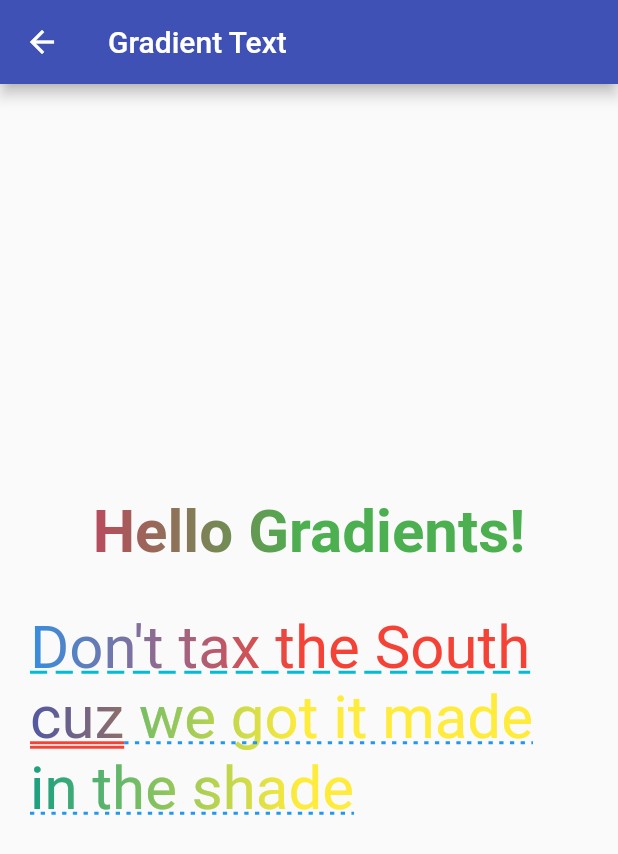
After one commit to vico-aguado/MyExamplesApp, a Flutter app: the GradientText screen opened by its route, on a phone screen of 412 x 824 dp. The commit adds this screen. Shown: the top 854 px of the screen. Run offline on Flutter 3.47's test engine with Material 2 defaults, Android fonts, the phone set to English and light mode, and no system bars; network calls fail.

Commit message:
2: Gradient Text

```diff
--- a/lib/src/app.dart
+++ b/lib/src/app.dart
@@ -1,5 +1,5 @@
 import 'package:flutter/material.dart';
-
+import 'package:my_examples_app/src/pages/gradientText_page.dart';
 import 'package:my_examples_app/src/pages/home_page.dart';
 import 'package:my_examples_app/src/pages/test_page.dart';
 
@@ -15,7 +15,7 @@ class App extends StatelessWidget {
         home: Home(),
         initialRoute: '/',
         routes: {
-          '/screen1': (BuildContext context) => TestPage(),
+          '/gradient': (BuildContext context) => GradientText(),
           '/screen2': (BuildContext context) => TestPage(),
         },
       );
--- a/lib/src/data/repositories/static/examplesList.json
+++ b/lib/src/data/repositories/static/examplesList.json
@@ -1,10 +1,10 @@
 {
     "examples": [
         {
-            "title":"Uno",
-            "image":"https://cdn2.iconfinder.com/data/icons/business-office-icons/256/To-do_List-512.png",
-            "description":"Lorem ipsum",
-            "route":"/screen1"
+            "title":"Gradient Text",
+            "image":"https://cdn.iconscout.com/icon/free/png-256/pixel-gradient-screen-function-effect-31942.png",
+            "description":"Make a gradient text",
+            "route":"/gradient"
         },
         {
             "title":"Dos",
--- /dev/null
+++ b/lib/src/pages/gradientText_page.dart
@@ -0,0 +1,107 @@
+import 'package:flutter/material.dart';
+
+class GradientText extends StatefulWidget {
+  _GradientTextState createState() => _GradientTextState();
+}
+
+class _GradientTextState extends State<GradientText> {
+  //
+  // a key to set on our Text widget, so we can measure later
+  GlobalKey myTextKey = GlobalKey();
+  // a RenderBox object to use in state
+  RenderBox myTextRenderBox;
+
+  Shader getTextGradient(RenderBox renderBox, Color firstColor, Color secondColor) {
+    if (renderBox == null) return null;
+    return LinearGradient(
+      colors: <Color>[firstColor, secondColor],
+    ).createShader(Rect.fromLTWH(
+        renderBox.localToGlobal(Offset.zero).dx,
+        renderBox.localToGlobal(Offset.zero).dy,
+        renderBox.size.width,
+        renderBox.size.height));
+  }
+
+  Shader getLinearGradient(Color firstColor, Color secondColor){
+    return LinearGradient(
+    colors: <Color>[firstColor, secondColor],
+  ).createShader(Rect.fromLTWH(0.0, 0.0, 200.0, 70.0));
+  }
+
+  @override
+  void initState() {
+    super.initState();
+    // this will be called after first draw, and then call _recordSize() method
+    WidgetsBinding.instance.addPostFrameCallback((_) => _recordSize());
+  }
+
+  void _recordSize() {
+    // now we set the RenderBox and trigger a redraw
+    setState(() {
+      myTextRenderBox = myTextKey.currentContext.findRenderObject();
+    });
+  }
+
+  @override
+  Widget build(BuildContext context) {
+    return Scaffold(
+      appBar: AppBar(
+        title: Text('Gradient Text'),
+      ),
+      body: Padding(
+        padding: const EdgeInsets.all(20.0),
+        child: Column(
+          mainAxisAlignment: MainAxisAlignment.center,
+          crossAxisAlignment: CrossAxisAlignment.center,
+          children: <Widget>[
+            Text(
+              'Hello Gradients!',
+              key: myTextKey,
+              style: new TextStyle(
+              fontSize: 40.0,
+              fontWeight: FontWeight.bold,
+              //background: Paint()..color = Colors.black12,
+              //foreground: Paint()..shader = getTextGradient(myTextRenderBox)),
+              foreground: Paint()..shader = getLinearGradient(Colors.pink, Colors.green)),
+            ),
+            SizedBox(height: 30,),
+            RichText(
+              text: TextSpan(
+            text: 'Don\'t tax the South ',
+            style: TextStyle(
+                  fontSize: 40.0,
+                  decoration: TextDecoration.underline,
+                  decorationColor: Colors.cyan,
+                  decorationStyle: TextDecorationStyle.dashed,
+                  foreground: Paint()..shader = getLinearGradient(Colors.blue, Colors.red)
+                ),
+            children: <TextSpan>[
+              TextSpan(
+                text: 'cuz',
+                style: TextStyle(
+                  fontSize: 40.0,
+                  decoration: TextDecoration.underline,
+                  decorationColor: Colors.red,
+                  decorationStyle: TextDecorationStyle.double,
+                  foreground: Paint()..shader = getLinearGradient(Colors.indigo, Colors.orange)
+                ),
+              ),
+              TextSpan(
+                text: ' we got it made in the shade',
+                style: TextStyle(
+                  fontSize: 40.0,
+                  decoration: TextDecoration.underline,
+                  decorationColor: Colors.blue,
+                  decorationStyle: TextDecorationStyle.dotted,
+                  foreground: Paint()..shader = getLinearGradient(Colors.teal, Colors.yellow)
+                ),
+              ),
+            ],
+              ),
+            )
+          ],
+        ),
+      ),
+    );
+  }
+}
```
